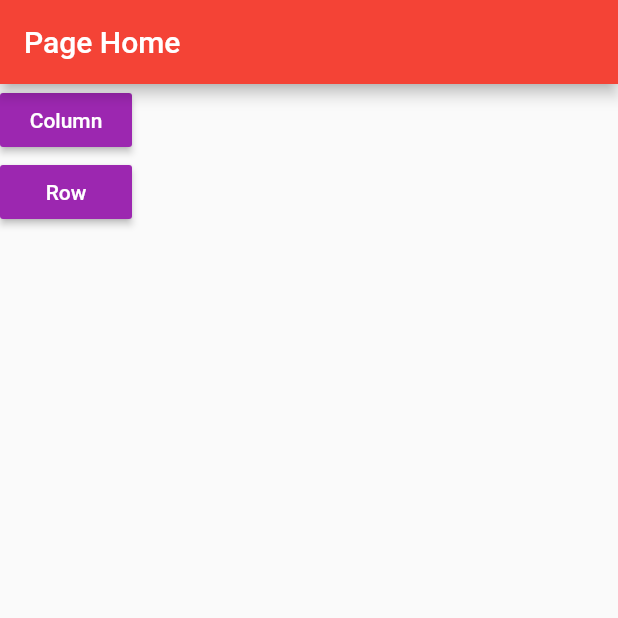
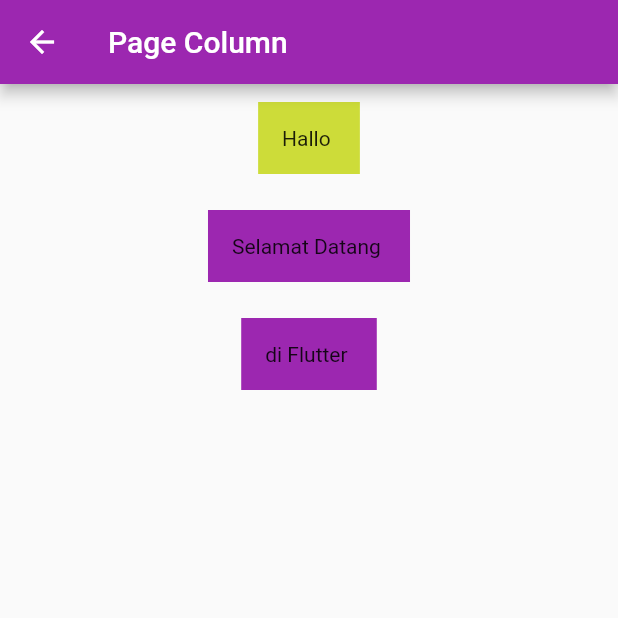
Before and after one commit to rizkipm/flutter_weekend_day1, a Flutter app: the screen it shows after launch, after a tap on "Column", on a phone screen of 412 x 824 dp, the top half of it. Run offline on Flutter 3.47's test engine with Material 2 defaults, Android fonts, the phone set to English and light mode, and no system bars.

Commit message:
update image

```diff
--- a/flutter_weekend_day1/lib/main.dart
+++ b/flutter_weekend_day1/lib/main.dart
@@ -1,4 +1,5 @@
 import 'package:flutter/material.dart';
+import 'page_row.dart';
 
 void main() => runApp(MyApp());
 
@@ -40,11 +41,23 @@ class PageHome extends StatelessWidget {
 
       ),
 
-      body: Column(
+      body: Center(
+        child: Column(
           children: <Widget>[
             Container(
+//            margin: EdgeInsets.only(left: 30.0),
               child: MaterialButton(
                 onPressed: (){
+
+                  //pindah page
+                  //navigator
+                  //push : dari class A ke class B
+                  //pop : dari class B ke class A
+
+                  Navigator.push(context, MaterialPageRoute(
+                    builder: (context)=> PageColumn()
+                  ));
+
 
                 },
                 color: Colors.purple,
@@ -59,7 +72,11 @@ class PageHome extends StatelessWidget {
             //flat button
             Container(
               child: MaterialButton(
-              onPressed: (){},
+                onPressed: (){
+                  Navigator.push(context, MaterialPageRoute(
+                      builder: (context)=> PageRow()
+                  ));
+                },
                 color: Colors.purple,
                 textColor: Colors.white,
                 child: Text('Row'),
@@ -67,29 +84,11 @@ class PageHome extends StatelessWidget {
             )
           ],
         ),
+
+      ),
 //      body: Column(
 //        children: <Widget>[
-//          Container(
-//            margin: EdgeInsets.all(12),
-//            child: Text("Hallo "),
-//            color: Colors.lime,
-//            padding: EdgeInsets.all(16.0),
-//          ),
 //
-//          Container(
-//            margin: EdgeInsets.all(12),
-//            child: Text("Selamat Datang "),
-//            color: Colors.purple,
-//            padding: EdgeInsets.all(16.0),
-//          ),
-//
-//
-//          Container(
-//            margin: EdgeInsets.all(12),
-//            child: Text("di Flutter "),
-//            color: Colors.purple,
-//            padding: EdgeInsets.all(16.0),
-//          ),
 //
 //
 //        ],
@@ -110,3 +109,44 @@ class PageHome extends StatelessWidget {
     );
   }
 }
+
+class PageColumn extends StatelessWidget {
+  @override
+  Widget build(BuildContext context) {
+    return Scaffold(
+      appBar: AppBar(
+        title: Text('Page Column'),
+        backgroundColor: Colors.purple,
+      ),
+
+      body: Center(
+        child: Column(
+          children: <Widget>[
+            Container(
+              margin: EdgeInsets.all(12),
+              child: Text("Hallo "),
+              color: Colors.lime,
+              padding: EdgeInsets.all(16.0),
+            ),
+
+            Container(
+              margin: EdgeInsets.all(12),
+              child: Text("Selamat Datang "),
+              color: Colors.purple,
+              padding: EdgeInsets.all(16.0),
+            ),
+
+
+            Container(
+              margin: EdgeInsets.all(12),
+              child: Text("di Flutter "),
+              color: Colors.purple,
+              padding: EdgeInsets.all(16.0),
+            ),
+          ],
+
+        ),
+      ),
+    );
+  }
+}
--- a/flutter_weekend_day1/pubspec.yaml
+++ b/flutter_weekend_day1/pubspec.yaml
@@ -41,8 +41,8 @@ flutter:
   uses-material-design: true
 
   # To add assets to your application, add an assets section, like this:
-  # assets:
-  #  - images/
+  assets:
+    - gambar/
   #  - images/a_dot_ham.jpeg
 
   # An image asset can refer to one or more resolution-specific "variants", see
```
Also changed, not shown: flutter_weekend_day1/lib/page_row.dart (added, +66 -0 lines), flutter_weekend_day1/gambar/logo.png (added). Lines whose indentation alone changed are shown as unchanged.
